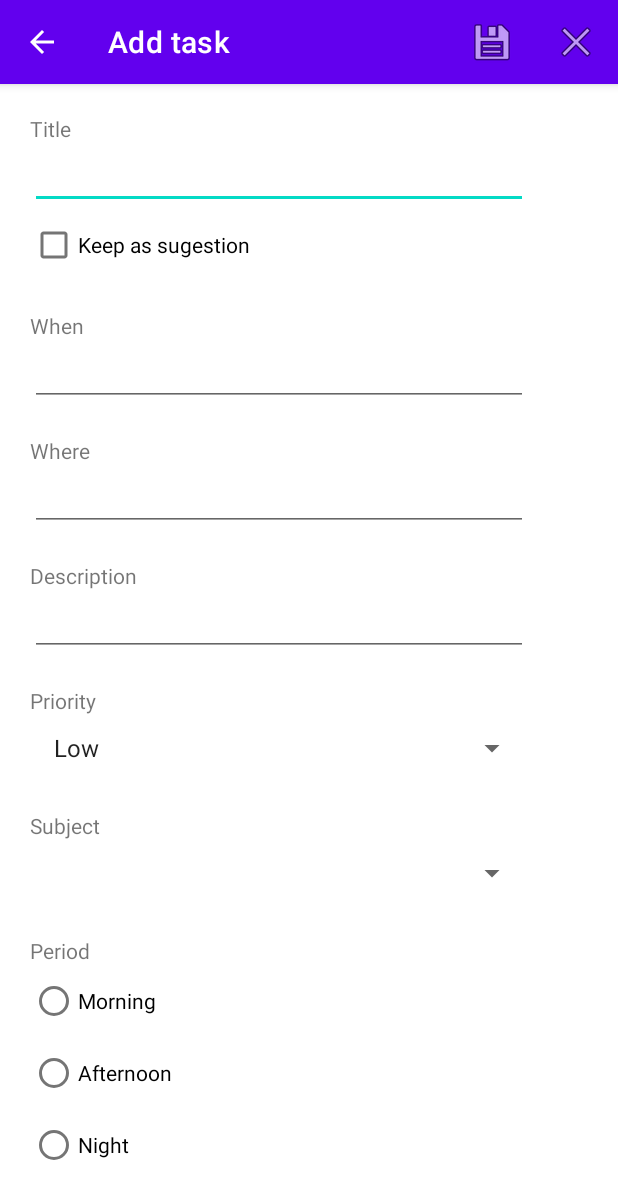
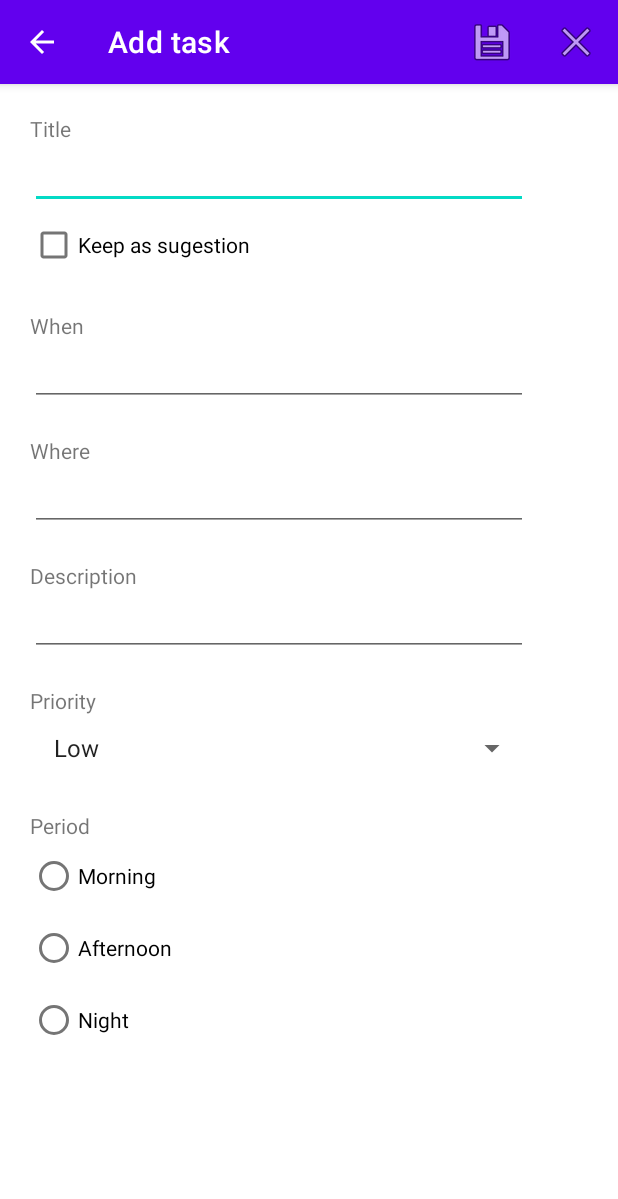
Before and after one commit to netoneze/disp-moveis-utfprcp, an Android app: the ActivityCadastraTarefasView screen opened directly, with no data from a screen before it, on a phone screen of 412 x 824 dp. Shown: the top 1199 px of the screen. Run offline under Robolectric (Android 15) with nearby library versions, the phone set to English and light mode, and no system bars.

Commit message:
Retirado entidade disciplina e todos os seus recursos.

```diff
--- a/app/src/main/java/com/netoneze/easytaskmanager/ActivityCadastraTarefasView.java
+++ b/app/src/main/java/com/netoneze/easytaskmanager/ActivityCadastraTarefasView.java
@@ -22,23 +22,20 @@ import androidx.appcompat.app.ActionBar;
 import androidx.appcompat.app.AppCompatActivity;
 
 import com.netoneze.easytaskmanager.Utils.UtilsDate;
-import com.netoneze.easytaskmanager.modelo.Disciplina;
 import com.netoneze.easytaskmanager.modelo.Tarefa;
 import com.netoneze.easytaskmanager.persistencia.TarefasDatabase;
 
 import java.util.ArrayList;
 import java.util.Calendar;
 import java.util.Date;
-import java.util.List;
 
 public class ActivityCadastraTarefasView extends AppCompatActivity implements DatePickerDialog.OnDateSetListener {
 
     private EditText editTextTitulo, editTextData, editTextLocal, editTextDescricao;
     private CheckBox cbSugestao;
     private RadioGroup radioGroupPeriodo;
-    private Spinner spinnerPrioridade, spinnerDisciplina;
+    private Spinner spinnerPrioridade;
     private String tituloSugestao = "";
-    private List<Disciplina> listaDisciplinas;
     private boolean sugestao = false;
     private int idTarefa;
     private int modo;
@@ -66,12 +63,10 @@ public class ActivityCadastraTarefasView extends AppCompatActivity implements Da
         cbSugestao = findViewById(R.id.checkBoxSugestao);
         radioGroupPeriodo = findViewById(R.id.radioGroupPeriodo);
         spinnerPrioridade = findViewById(R.id.spinnerPrioridade);
-        spinnerDisciplina = findViewById(R.id.spinnerDisciplina);
 
         lerPreferenciaSugestao();
 
         populaSpinner();
-        carregaDisciplinas();
 
         calendarDataTarefa = Calendar.getInstance();
         calendarDataTarefa.add(Calendar.MONTH, -
@@ -123,12 +118,6 @@ public class ActivityCadastraTarefasView extends AppCompatActivity implements Da
             for(int i = 0 ; i < spinnerPrioridade.getAdapter().getCount() ; i++){
                 if (spinnerPrioridade.getItemAtPosition(i).toString().equals(prioridade)){
                     spinnerPrioridade.setSelection(i);
-                }
-            }
-
-            for(int i = 0 ; i < spinnerDisciplina.getAdapter().getCount() ; i++){
-                if ((spinnerDisciplina.getSelectedItemPosition() + 1) == tarefaDoBd.getDisciplinaId()){
-                    spinnerDisciplina.setSelection(i);
                 }
             }
 
@@ -215,10 +204,6 @@ public class ActivityCadastraTarefasView extends AppCompatActivity implements Da
 
         Tarefa tarefa = new Tarefa(titulo, local, descricao, prioridade, radioGroupPeriodo, data);
 
-        Disciplina disciplinaSpinner = (Disciplina) spinnerDisciplina.getSelectedItem();
-        if (disciplinaSpinner != null){
-            tarefa.setDisciplinaId(disciplinaSpinner.getId());
-        }
 
         if (modo == 2){
             tarefa.setId(idTarefa);
@@ -271,20 +256,6 @@ public class ActivityCadastraTarefasView extends AppCompatActivity implements Da
 
     }
 
-    public void carregaDisciplinas(){
-        TarefasDatabase database = TarefasDatabase.getDatabase(this);
-
-        listaDisciplinas = database.disciplinaDao().queryAll();
-
-        ArrayAdapter<Disciplina> spinnerAdapter =
-                new ArrayAdapter<>(this,
-                        android.R.layout.simple_list_item_1,
-                        listaDisciplinas);
-
-        spinnerDisciplina.setAdapter(spinnerAdapter);
-
-    }
-
     @Override
     public void onBackPressed() {
 
--- a/app/src/main/java/com/netoneze/easytaskmanager/persistencia/DisciplinaDao.java
+++ /dev/null
@@ -1,35 +0,0 @@
-package com.netoneze.easytaskmanager.persistencia;
-
-import androidx.room.Dao;
-import androidx.room.Delete;
-import androidx.room.Insert;
-import androidx.room.Query;
-import androidx.room.Update;
-
-import com.netoneze.easytaskmanager.modelo.Disciplina;
-
-import java.util.List;
-
-@Dao
-public interface DisciplinaDao {
-    @Insert
-    long insert(Disciplina disciplina);
-
-    @Delete
-    void delete(Disciplina disciplina);
-
-    @Update
-    void update(Disciplina discplina);
-
-    @Query("SELECT * FROM disciplinas WHERE id = :id")
-    Disciplina queryForId(long id);
-
-    @Query("SELECT * FROM disciplinas ORDER BY titulo ASC")
-    List<Disciplina> queryAll();
-
-    @Query("SELECT * FROM disciplinas WHERE titulo = :descricao ORDER BY titulo ASC")
-    List<Disciplina> queryForDescricao(String descricao);
-
-    @Query("SELECT count(*) FROM disciplinas")
-    int total();
-}
--- a/app/src/main/java/com/netoneze/easytaskmanager/persistencia/TarefaDao.java
+++ b/app/src/main/java/com/netoneze/easytaskmanager/persistencia/TarefaDao.java
@@ -26,7 +26,4 @@ public interface TarefaDao {
 
     @Query("SELECT * FROM tarefas ORDER BY id ASC")
     List<Tarefa> queryAll();
-
-    @Query("SELECT count(*) FROM tarefas WHERE disciplinaId = :id LIMIT 1")
-    int queryForDisciplinaId(long id);
 }
--- a/app/src/main/java/com/netoneze/easytaskmanager/persistencia/TarefasDatabase.java
+++ b/app/src/main/java/com/netoneze/easytaskmanager/persistencia/TarefasDatabase.java
@@ -7,14 +7,12 @@ import androidx.room.Room;
 import androidx.room.RoomDatabase;
 import androidx.room.TypeConverters;
 
-import com.netoneze.easytaskmanager.modelo.Disciplina;
 import com.netoneze.easytaskmanager.modelo.Tarefa;
 
-@Database(entities = {Tarefa.class, Disciplina.class}, version = 3, exportSchema = false)
+@Database(entities = {Tarefa.class}, version = 4, exportSchema = false)
 @TypeConverters({ConversorData.class})
 public abstract class TarefasDatabase extends RoomDatabase {
     public abstract TarefaDao tarefaDao();
-    public abstract DisciplinaDao disciplinaDao();
 
     private static TarefasDatabase instance;
 
--- a/app/src/main/res/layout/activity_cadastra_view.xml
+++ b/app/src/main/res/layout/activity_cadastra_view.xml
@@ -136,7 +136,7 @@
             android:layout_marginTop="20dp"
             android:text="@string/periodo"
             app:layout_constraintStart_toStartOf="parent"
-            app:layout_constraintTop_toBottomOf="@+id/spinnerDisciplina" />
+            app:layout_constraintTop_toBottomOf="@+id/spinnerPrioridade" />
 
         <Spinner
             android:id="@+id/spinnerPrioridade"
@@ -168,25 +168,5 @@
             app:layout_constraintStart_toStartOf="parent"
             app:layout_constraintTop_toBottomOf="@+id/editTextTitulo" />
 
-        <Spinner
-            android:id="@+id/spinnerDisciplina"
-            android:layout_width="332dp"
-            android:layout_height="44dp"
-            android:layout_marginStart="20dp"
-            android:layout_marginLeft="20dp"
-            app:layout_constraintStart_toStartOf="parent"
-            app:layout_constraintTop_toBottomOf="@+id/textViewDisciplina" />
-
-        <TextView
-            android:id="@+id/textViewDisciplina"
-            android:layout_width="wrap_content"
-            android:layout_height="wrap_content"
-            android:layout_marginStart="20dp"
-            android:layout_marginLeft="20dp"
-            android:layout_marginTop="20dp"
-            android:text="@string/disciplina"
-            app:layout_constraintStart_toStartOf="parent"
-            app:layout_constraintTop_toBottomOf="@+id/spinnerPrioridade" />
-
     </androidx.constraintlayout.widget.ConstraintLayout>
 </ScrollView>
--- a/app/src/main/res/menu/home_top_menu.xml
+++ b/app/src/main/res/menu/home_top_menu.xml
@@ -1,11 +1,5 @@
 <menu xmlns:app="http://schemas.android.com/apk/res-auto"
     xmlns:android="http://schemas.android.com/apk/res/android">
-
-    <item
-        android:id="@+id/disciplina_botao_menu"
-        android:title="@string/disciplina"
-        app:showAsAction="never"
-        android:onClick="vaiParaTelaDeDisciplinas"/>
 
     <item
         android:id="@+id/sobre_botao_menu"
```
Also changed, not shown: app/src/main/AndroidManifest.xml (+0 -14 lines), app/src/main/java/com/netoneze/easytaskmanager/ActivityCadastraDisciplinasView.java (deleted, +0 -121 lines), app/src/main/java/com/netoneze/easytaskmanager/ActivityListDisciplinasView.java (deleted, +0 -162 lines), app/src/main/java/com/netoneze/easytaskmanager/ActivityListTarefasView.java (+2 -19 lines), app/src/main/java/com/netoneze/easytaskmanager/ActivityMostrarTarefa.java (+1 -6 lines), app/src/main/java/com/netoneze/easytaskmanager/modelo/Disciplina.java (deleted, +0 -44 lines), app/src/main/java/com/netoneze/easytaskmanager/modelo/Tarefa.java (+1 -16 lines), app/src/main/res/layout/activity_cadastra_disciplinas_view.xml (deleted, +0 -37 lines), app/src/main/res/layout/activity_list_disciplinas_view.xml (deleted, +0 -22 lines), app/src/main/res/layout/activity_mostrar_tarefa.xml (+1 -23 lines), app/src/main/res/menu/cadastro_disciplina_top_menu.xml (deleted, +0 -17 lines), app/src/main/res/menu/disciplina_top_menu.xml (deleted, +0 -11 lines), app/src/main/res/menu/menu_contexto_list_disciplinas.xml (deleted, +0 -16 lines).
